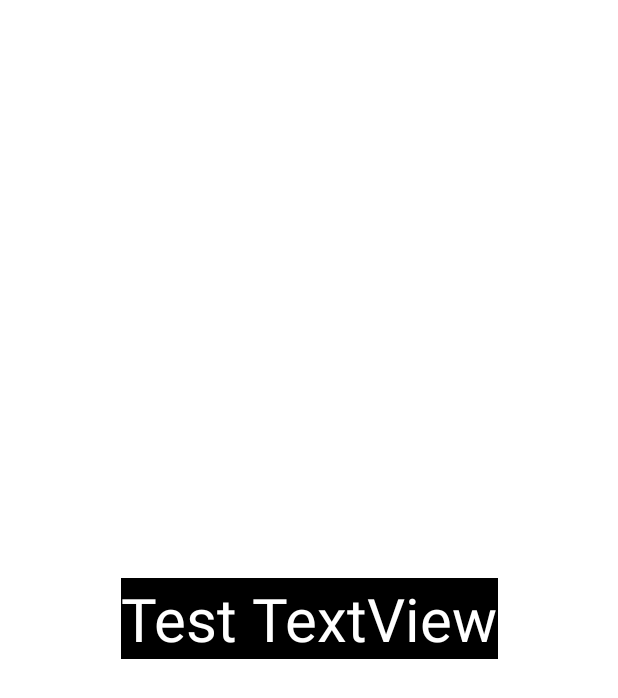
After one commit to PierreZeko/Projet_Kotlin, an Android app: the layout joke_layout.xml on its own in the app's theme, with its tools: preview values and no code run, on a phone screen of 412 x 824 dp. The commit adds this screen. Shown: the top 698 px of the screen. Run offline under Robolectric (Android 15) with nearby library versions, the phone set to English and light mode, and no system bars.

Commit message:
chuck norris project

```diff
--- a/app/src/main/java/com/example/chucknorrisproject/JokeAdapter.kt
+++ b/app/src/main/java/com/example/chucknorrisproject/JokeAdapter.kt
@@ -21,18 +21,16 @@ class JokeAdapter : RecyclerView.Adapter<JokeAdapter.JokeViewHolder>(){
         "When Captain Phillips returned to sea.........he's bringing Chuck Norris this time!")
 
 
-    class JokeViewHolder(val view: TextView) : RecyclerView.ViewHolder(view){
-
-    }
+    class JokeViewHolder(val textview: TextView) : RecyclerView.ViewHolder(textview)
 
     override fun onCreateViewHolder(parent: ViewGroup, viewType: Int): JokeViewHolder {
-        val textview = TextView()
+        val textview = TextView(parent.context)    //LayoutInflater.from(parent.context).inflate(R.layout.joke_layout, parent, false)
         return JokeViewHolder(textview)
     }
 
     override fun onBindViewHolder(holder: JokeViewHolder, position: Int) {
         val currentJoke = Jokes[position]
-        JokeViewHolder.setText(currentJoke)
+        holder.textview.text = currentJoke
     }
 
     override fun getItemCount(): Int = Jokes.size
--- a/app/src/main/java/com/example/chucknorrisproject/MainActivity.kt
+++ b/app/src/main/java/com/example/chucknorrisproject/MainActivity.kt
@@ -1,6 +1,6 @@
 package com.example.chucknorrisproject
 
-import android.nfc.Tag
+import com.example.chucknorrisproject.R
 import androidx.appcompat.app.AppCompatActivity
 import android.os.Bundle
 import android.util.Log
--- /dev/null
+++ b/app/src/main/res/layout/joke_layout.xml
@@ -0,0 +1,20 @@
+<?xml version="1.0" encoding="utf-8"?>
+<androidx.constraintlayout.widget.ConstraintLayout xmlns:android="http://schemas.android.com/apk/res/android"
+    xmlns:app="http://schemas.android.com/apk/res-auto"
+    android:layout_width="match_parent"
+    android:layout_height="match_parent">
+
+    <TextView
+        android:id="@+id/textview_id"
+        android:layout_width="wrap_content"
+        android:layout_height="wrap_content"
+        android:text="@string/text_view"
+        android:textColor="@color/white"
+        android:background="@color/black"
+        android:textSize="40sp"
+        app:layout_constraintBottom_toBottomOf="parent"
+        app:layout_constraintEnd_toEndOf="parent"
+        app:layout_constraintStart_toStartOf="parent"
+        app:layout_constraintTop_toTopOf="parent" />
+
+</androidx.constraintlayout.widget.ConstraintLayout>
--- a/app/src/main/res/values/strings.xml
+++ b/app/src/main/res/values/strings.xml
@@ -1,4 +1,5 @@
 <resources>
     <string name="app_name">ChuckNorrisProject</string>
+    <string name="text_view">Test TextView</string>
 
 </resources>
```
